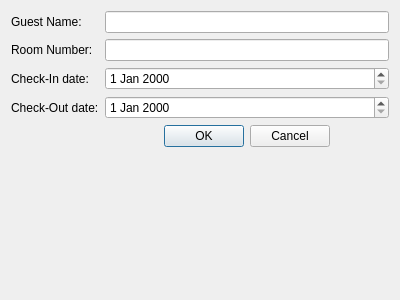
First picture: the form in hotel/reservationstab/editreservationdialog.ui, repository jgtim/itvitae-cpp-hotelrestaurantapplication, before the edit.
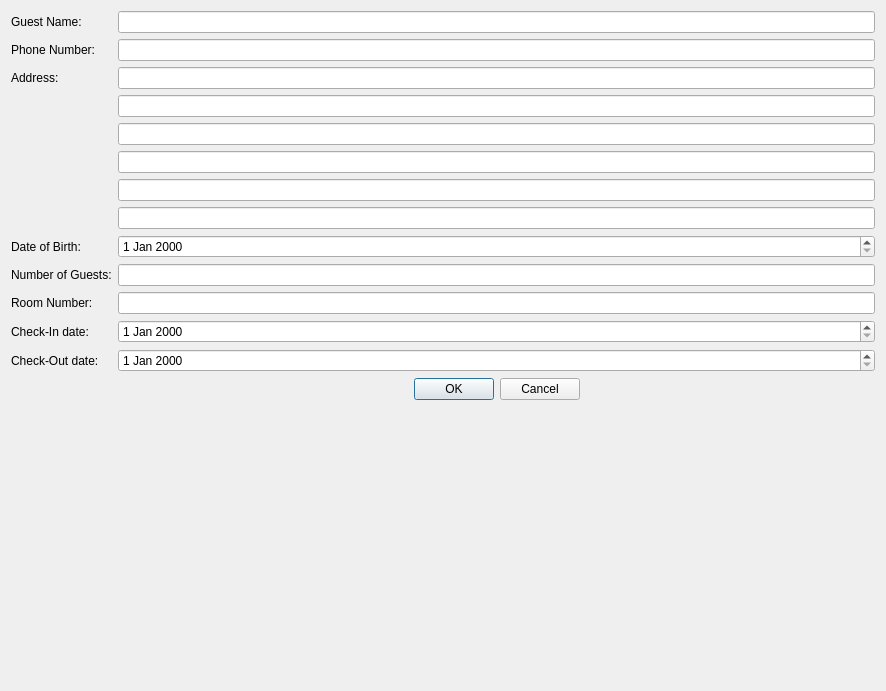
Second picture: the form after the edit.

Commit message: Updated UI to read, write full Reservation Struct. Needs refining

Patch:
```diff
--- a/hotel/reservationstab/editreservationdialog.ui
+++ b/hotel/reservationstab/editreservationdialog.ui
@@ -6,8 +6,8 @@
    <rect>
     <x>0</x>
     <y>0</y>
-    <width>400</width>
-    <height>300</height>
+    <width>886</width>
+    <height>691</height>
    </rect>
   </property>
   <property name="windowTitle">
@@ -24,31 +24,31 @@
    <item row="0" column="1">
     <widget class="QLineEdit" name="nameEdit"/>
    </item>
-   <item row="1" column="0">
+   <item row="10" column="0">
     <widget class="QLabel" name="roomNumberLabel">
      <property name="text">
       <string>Room Number:</string>
      </property>
     </widget>
    </item>
-   <item row="1" column="1">
+   <item row="10" column="1">
     <widget class="QLineEdit" name="roomEdit"/>
    </item>
-   <item row="2" column="0">
+   <item row="11" column="0">
     <widget class="QLabel" name="checkInDateLabel">
      <property name="text">
       <string>Check-In date:</string>
      </property>
     </widget>
    </item>
-   <item row="3" column="0">
+   <item row="12" column="0">
     <widget class="QLabel" name="checkOutDateLabel">
      <property name="text">
       <string>Check-Out date:</string>
      </property>
     </widget>
    </item>
-   <item row="4" column="1">
+   <item row="13" column="1">
     <widget class="QDialogButtonBox" name="EditReservationButtonBox">
      <property name="orientation">
       <enum>Qt::Orientation::Horizontal</enum>
@@ -61,12 +61,67 @@
      </property>
     </widget>
    </item>
-   <item row="2" column="1">
+   <item row="11" column="1">
     <widget class="QDateEdit" name="checkInEdit"/>
    </item>
-   <item row="3" column="1">
+   <item row="12" column="1">
     <widget class="QDateEdit" name="checkOutEdit"/>
    </item>
+   <item row="1" column="1">
+    <widget class="QLineEdit" name="phoneNumberEdit"/>
+   </item>
+   <item row="1" column="0">
+    <widget class="QLabel" name="phoneNumberLabel">
+     <property name="text">
+      <string>Phone Number:</string>
+     </property>
+    </widget>
+   </item>
+   <item row="2" column="0">
+    <widget class="QLabel" name="addresLabel">
+     <property name="text">
+      <string>Address:</string>
+     </property>
+    </widget>
+   </item>
+   <item row="2" column="1">
+    <widget class="QLineEdit" name="addressEdit1"/>
+   </item>
+   <item row="7" column="1">
+    <widget class="QLineEdit" name="addressEdit6"/>
+   </item>
+   <item row="6" column="1">
+    <widget class="QLineEdit" name="addressEdit5"/>
+   </item>
+   <item row="5" column="1">
+    <widget class="QLineEdit" name="addressEdit4"/>
+   </item>
+   <item row="4" column="1">
+    <widget class="QLineEdit" name="addressEdit3"/>
+   </item>
+   <item row="3" column="1">
+    <widget class="QLineEdit" name="addressEdit2"/>
+   </item>
+   <item row="8" column="0">
+    <widget class="QLabel" name="dateOfBirthLabel">
+     <property name="text">
+      <string>Date of Birth:</string>
+     </property>
+    </widget>
+   </item>
+   <item row="9" column="0">
+    <widget class="QLabel" name="guestNumLabel">
+     <property name="text">
+      <string>Number of Guests:</string>
+     </property>
+    </widget>
+   </item>
+   <item row="9" column="1">
+    <widget class="QLineEdit" name="guestNumEdit"/>
+   </item>
+   <item row="8" column="1">
+    <widget class="QDateEdit" name="dateOfBirthEdit"/>
+   </item>
   </layout>
  </widget>
  <resources/>
```
The commit also changes 2 other files.
